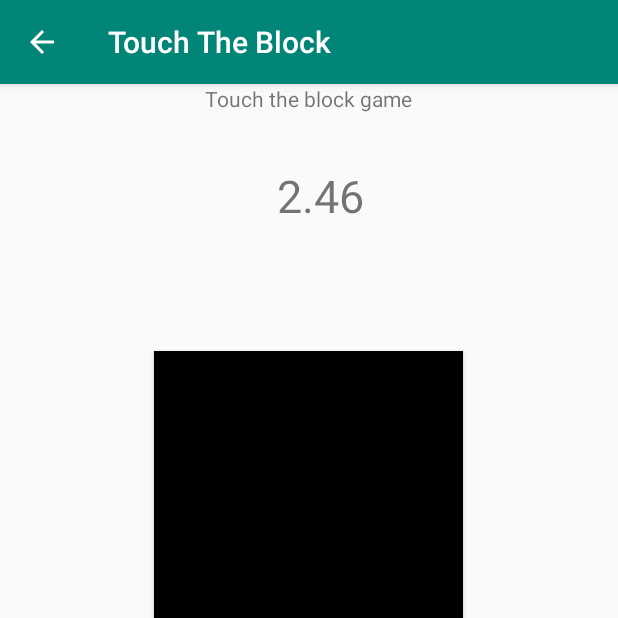
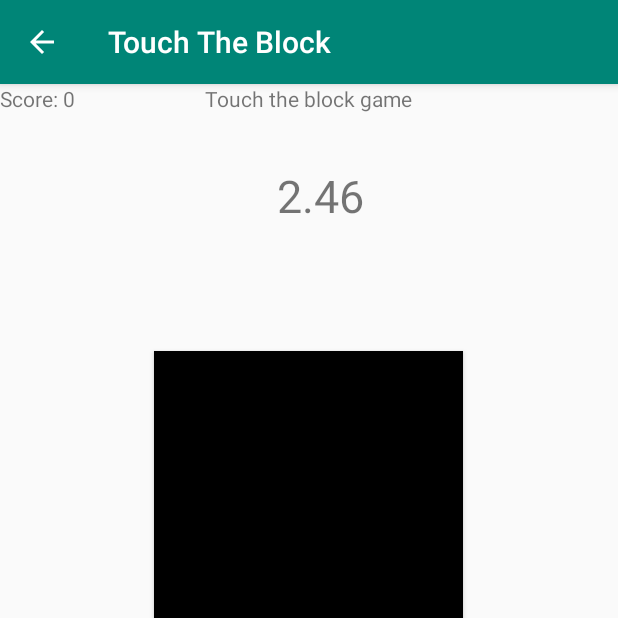
Before and after one commit to sw19-tug/afternoon02, an Android app: the TTB_Activity screen opened directly, with no data from a screen before it, on a phone screen of 412 x 824 dp, the top half of it. Run offline under Robolectric (Android 15) with nearby library versions, the phone set to English and light mode, and no system bars.

Commit message:
GAMES-014 Score displayed in TTB [AG,MS]

```diff
--- a/app/src/main/java/com/example/ultimategames/TouchTheBlock/TTB_Activity.java
+++ b/app/src/main/java/com/example/ultimategames/TouchTheBlock/TTB_Activity.java
@@ -31,6 +31,7 @@
 
     public int testcounter = 0;
     private TextView countDown;
+    private TextView score;
 
     public double time = time_to_react;
 
@@ -57,6 +58,10 @@
         final FloatingActionButton btn_restart = (FloatingActionButton) findViewById(R.id.bt_Restart);
         rel_Backround = (RelativeLayout) findViewById(R.id.Rel_Backround);
 
+        score = findViewById(R.id.TTB_score);
+        score.setText("Score: "+ WelcomeScreenActivity.global_score);
+
+
         btn_block.setBackgroundColor(Color.BLACK);
 
         ViewGroup.LayoutParams params = btn_block.getLayoutParams();
@@ -75,6 +80,7 @@
                     realignBtn(v);
                     addPoints();
                     WelcomeScreenActivity.global_score ++;
+
                 }
             }
         });
--- a/app/src/main/res/layout/touchtheblock.xml
+++ b/app/src/main/res/layout/touchtheblock.xml
@@ -25,6 +25,12 @@
     <RelativeLayout
         android:layout_width="match_parent"
         android:layout_height="match_parent">
+
+        <TextView
+            android:id="@+id/TTB_score"
+            android:layout_width="wrap_content"
+            android:layout_height="wrap_content"
+            android:text="TextView" />
 
         <android.support.design.widget.FloatingActionButton
             android:id="@+id/bt_Restart"
```
